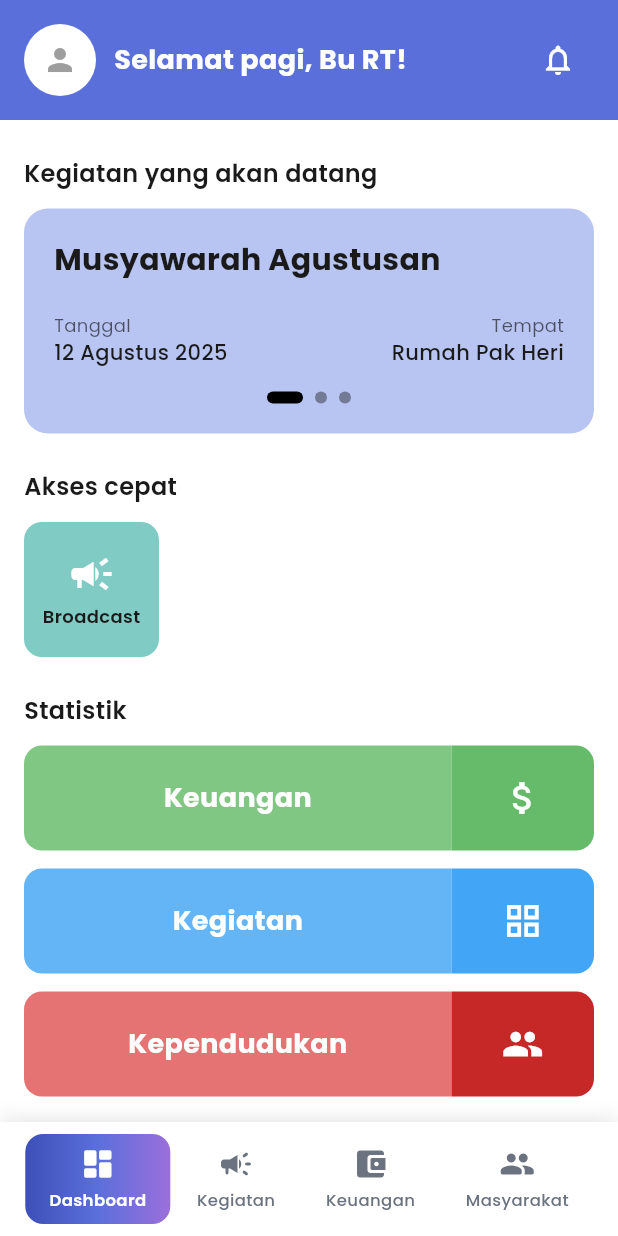
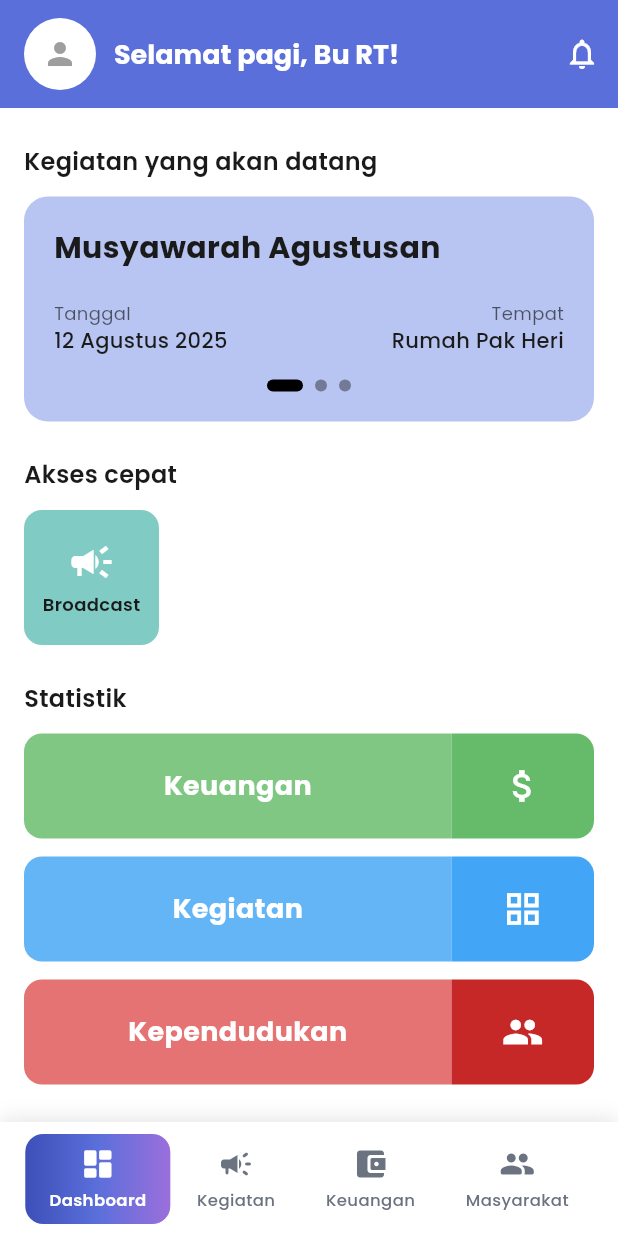
Before and after one commit to Ruphasa/Pentagram, a Flutter app: the MainPage screen opened directly, on a phone screen of 412 x 824 dp. Run offline on Flutter 3.47's test engine with Material 3 defaults, Android fonts, the phone set to English and light mode, and no system bars; our stand-ins replace firebase_core, google_fonts; accounts and stored records are empty.

Commit message:
fix: navbar for all pages

```diff
--- a/lib/pages/activity_broadcast/activity_view.dart
+++ b/lib/pages/activity_broadcast/activity_view.dart
@@ -14,6 +14,7 @@ class ActivityView extends StatelessWidget {
       appBar: AppBar(
         backgroundColor: AppColors.primary,
         foregroundColor: AppColors.textOnPrimary,
+        toolbarHeight: 72,
         title: const Text('Daftar Kegiatan & Broadcast'),
       ),
       body: Padding(
--- a/lib/pages/dashboard/dashboard.dart
+++ b/lib/pages/dashboard/dashboard.dart
@@ -3,25 +3,19 @@ import 'package:pentagram/pages/notifikasi/notifikasi.dart';
 import 'package:pentagram/pages/profil/profil_page.dart';
 import 'package:pentagram/utils/app_colors.dart';
 
-class HomeScreen extends StatelessWidget {
-  const HomeScreen({super.key});
+class Dashboard extends StatelessWidget {
+  const Dashboard({super.key});
 
   @override
   Widget build(BuildContext context) {
     return Scaffold(
       backgroundColor: Colors.white,
-      body: SafeArea(
-        child: SingleChildScrollView(
-          child: Column(
-            crossAxisAlignment: CrossAxisAlignment.start,
-            children: [
-              // Header
-              Container(
-                padding: const EdgeInsets.all(16.0),
-                decoration: const BoxDecoration(
-                  color: AppColors.primary,
-                ),
-                child: Row(
+      appBar: AppBar(
+        backgroundColor: AppColors.primary,
+        elevation: 0,
+        automaticallyImplyLeading: false,
+        toolbarHeight: 72,
+        title: Row(
           children: [
             GestureDetector(
               onTap: () {
@@ -49,11 +43,16 @@ class HomeScreen extends StatelessWidget {
                 ),
               ),
             ),
+          ],
+        ),
+        actions: [
           IconButton(
             onPressed: () {
               Navigator.push(
                 context,
-                          MaterialPageRoute(builder: (ctx) => const Notifikasi())
+                MaterialPageRoute(
+                  builder: (context) => const Notifikasi(),
+                ),
               );
             },
             icon: const Icon(Icons.notifications_outlined),
@@ -61,8 +60,10 @@ class HomeScreen extends StatelessWidget {
           ),
         ],
       ),
-              ),
-
+      body: SingleChildScrollView(
+        child: Column(
+          crossAxisAlignment: CrossAxisAlignment.start,
+          children: [
             const SizedBox(height: 24),
 
             // Upcoming Event Section
@@ -249,7 +250,6 @@ class HomeScreen extends StatelessWidget {
           ],
         ),
       ),
-      ),
     );
   }
 
--- a/lib/pages/main_page.dart
+++ b/lib/pages/main_page.dart
@@ -16,7 +16,7 @@ class _MainPageState extends State<MainPage> {
   int _currentIndex = 0;
 
   final List<Widget> _pages = [
-    const HomeScreen(),
+    const Dashboard(),
     const ActivityView(),
     const PemasukanPage(),
     const DaftarWargaPage(),
--- a/lib/pages/warga/daftar_warga_page.dart
+++ b/lib/pages/warga/daftar_warga_page.dart
@@ -18,6 +18,7 @@ class _DaftarWargaPageState extends State<DaftarWargaPage> {
     return Scaffold(
       backgroundColor: AppColors.background,
       appBar: AppBar(
+        toolbarHeight: 72,
         title: const Text('Daftar Warga'),
         backgroundColor: AppColors.primary,
         foregroundColor: AppColors.textOnPrimary,
```
Lines whose indentation alone changed are shown as unchanged.
